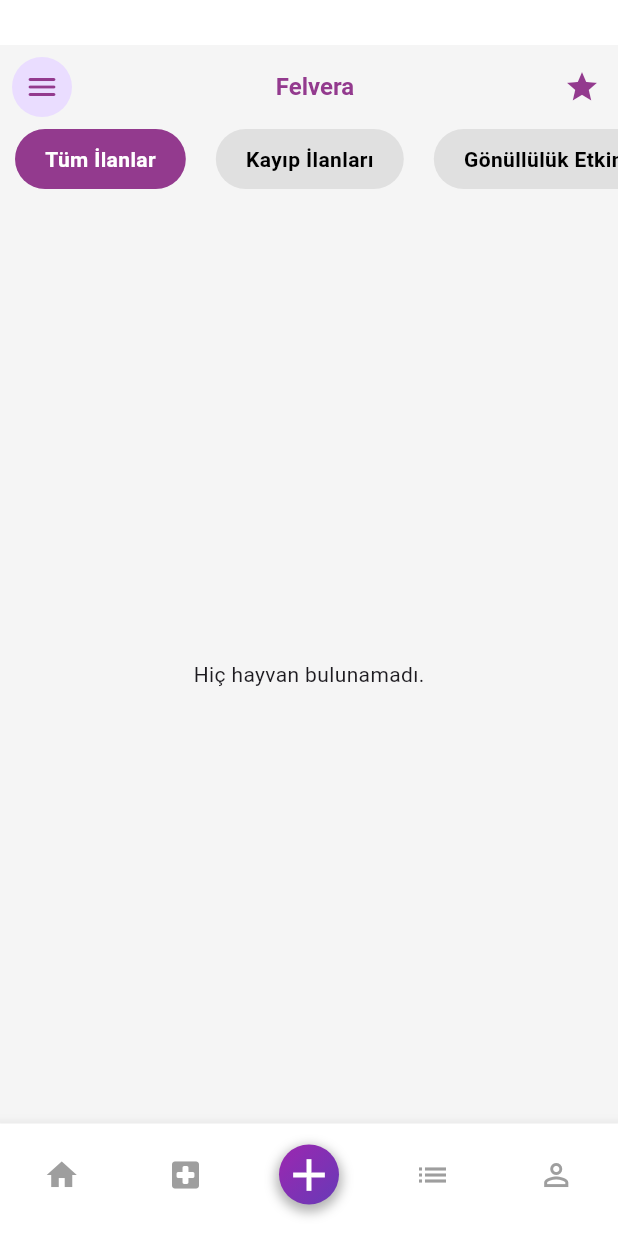
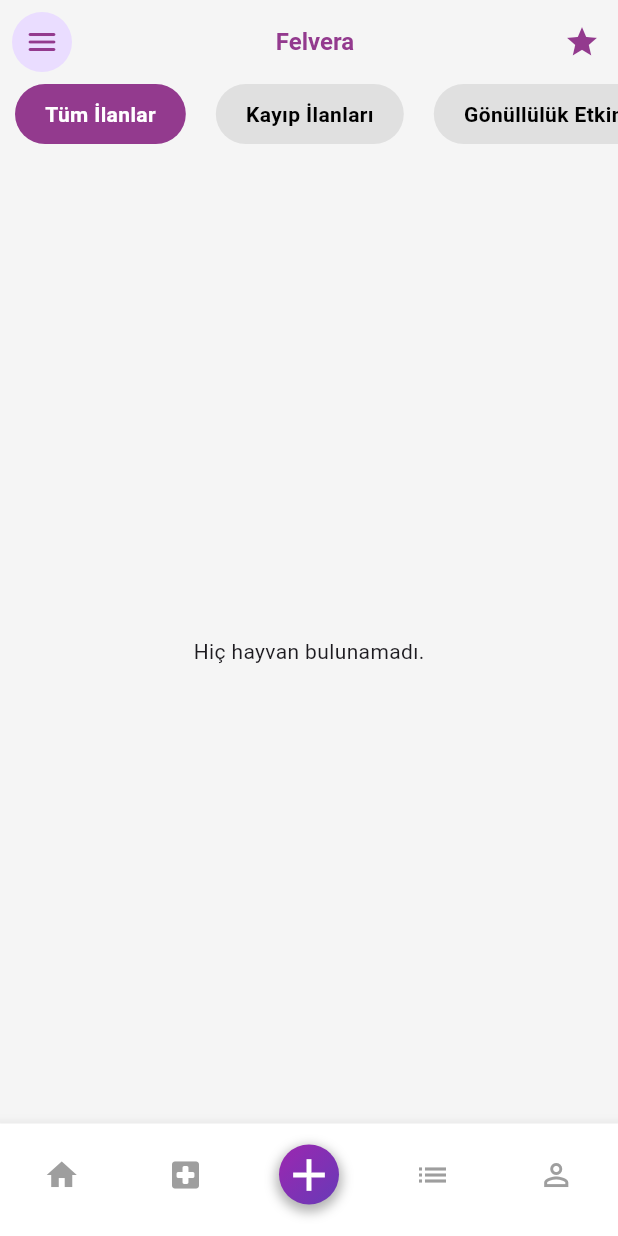
Before and after one commit to irm-ba/Felvera, a Flutter app: the Home screen opened directly, on a phone screen of 412 x 824 dp. Run offline on Flutter 3.47's test engine with Material 3 defaults, Android fonts, the phone set to English and light mode, and no system bars; our stand-ins replace cloud_firestore, firebase_auth, firebase_core, firebase_storage, image_picker, introduction_screen and 1 more; missing offline and left inert: dart:html, mailer; accounts and stored records are empty.

Commit message:
ios icon and home padding delete

```diff
--- a/lib/screens/home.dart
+++ b/lib/screens/home.dart
@@ -42,9 +42,7 @@ class _HomeState extends State<Home> {
 
   @override
   Widget build(BuildContext context) {
-    return Padding(
-      padding: EdgeInsets.only(top: 30),
-      child: Scaffold(
+    return Scaffold(
       bottomNavigationBar: CustomBottomNavigationBar(),
       drawer: Drawer(
         child: Column(
@@ -257,7 +255,6 @@ class _HomeState extends State<Home> {
                               ),
           ),
         ],
-        ),
       ),
     );
   }
```
Also changed, not shown: pubspec.lock, 27 other files. Lines whose indentation alone changed are shown as unchanged.
